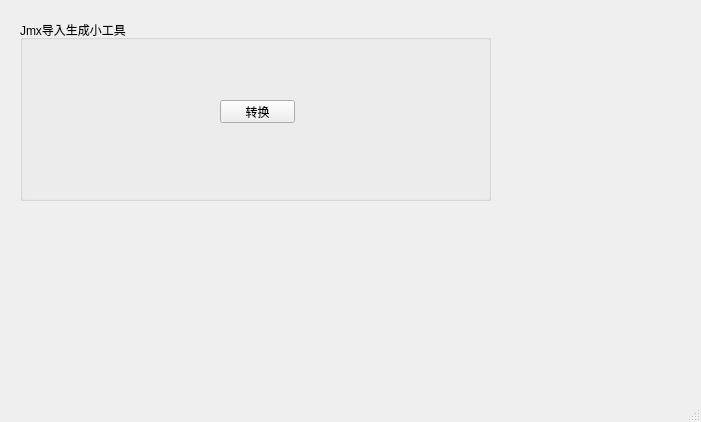
This is json2jmx/json2jmx.ui in chenpii/pyqt5-project as Qt 5 draws it before an edit. The edited form follows.
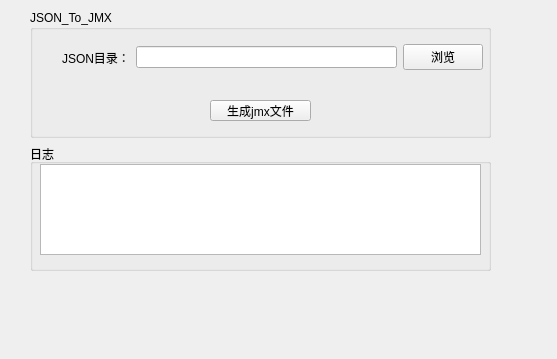
This is the edited form.

The edit to the form file:
```diff
--- a/json2jmx/json2jmx.ui
+++ b/json2jmx/json2jmx.ui
@@ -9,51 +9,113 @@
    <rect>
     <x>0</x>
     <y>0</y>
-    <width>701</width>
-    <height>422</height>
+    <width>557</width>
+    <height>359</height>
    </rect>
   </property>
-  <property name="minimumSize">
-   <size>
-    <width>701</width>
-    <height>422</height>
-   </size>
-  </property>
-  <property name="maximumSize">
-   <size>
-    <width>701</width>
-    <height>422</height>
-   </size>
-  </property>
   <property name="windowTitle">
    <string>Jmx导入生成小工具</string>
   </property>
   <widget class="QWidget" name="centralwidget">
-   <widget class="QGroupBox" name="groupBox">
+   <widget class="QWidget" name="layoutWidget">
     <property name="geometry">
      <rect>
-      <x>20</x>
-      <y>20</y>
-      <width>471</width>
-      <height>181</height>
+      <x>30</x>
+      <y>10</y>
+      <width>461</width>
+      <height>261</height>
      </rect>
     </property>
-    <property name="title">
-     <string>Jmx导入生成小工具</string>
-    </property>
-    <widget class="QPushButton" name="pushButton">
-     <property name="geometry">
-      <rect>
-       <x>200</x>
-       <y>80</y>
-       <width>75</width>
-       <height>23</height>
-      </rect>
-     </property>
-     <property name="text">
-      <string>转换</string>
-     </property>
-    </widget>
+    <layout class="QVBoxLayout" name="verticalLayout">
+     <item>
+      <widget class="QGroupBox" name="groupBox_2">
+       <property name="title">
+        <string>JSON_To_JMX</string>
+       </property>
+       <widget class="QPushButton" name="pushButton_json2jmx">
+        <property name="geometry">
+         <rect>
+          <x>180</x>
+          <y>90</y>
+          <width>101</width>
+          <height>21</height>
+         </rect>
+        </property>
+        <property name="text">
+         <string>生成jmx文件</string>
+        </property>
+       </widget>
+       <widget class="QWidget" name="layoutWidget">
+        <property name="geometry">
+         <rect>
+          <x>32</x>
+          <y>32</y>
+          <width>421</width>
+          <height>31</height>
+         </rect>
+        </property>
+        <layout class="QHBoxLayout" name="horizontalLayout">
+         <item>
+          <widget class="QLabel" name="label_file_path">
+           <property name="text">
+            <string>JSON目录：</string>
+           </property>
+          </widget>
+         </item>
+         <item>
+          <widget class="QLineEdit" name="lineEdit_file_path">
+           <property name="minimumSize">
+            <size>
+             <width>133</width>
+             <height>20</height>
+            </size>
+           </property>
+          </widget>
+         </item>
+         <item>
+          <widget class="QPushButton" name="pushButton_file_path">
+           <property name="text">
+            <string>浏览</string>
+           </property>
+          </widget>
+         </item>
+        </layout>
+       </widget>
+      </widget>
+     </item>
+     <item>
+      <widget class="QGroupBox" name="groupBox">
+       <property name="title">
+        <string>日志</string>
+       </property>
+       <widget class="QTextBrowser" name="textBrowser_logger">
+        <property name="geometry">
+         <rect>
+          <x>10</x>
+          <y>20</y>
+          <width>441</width>
+          <height>91</height>
+         </rect>
+        </property>
+        <property name="styleSheet">
+         <string notr="true">font: 9pt &quot;微软雅黑&quot;;</string>
+        </property>
+        <property name="tabChangesFocus">
+         <bool>false</bool>
+        </property>
+        <property name="undoRedoEnabled">
+         <bool>false</bool>
+        </property>
+        <property name="readOnly">
+         <bool>true</bool>
+        </property>
+        <property name="overwriteMode">
+         <bool>false</bool>
+        </property>
+       </widget>
+      </widget>
+     </item>
+    </layout>
    </widget>
   </widget>
   <widget class="QMenuBar" name="menubar">
@@ -66,7 +128,6 @@
     </rect>
    </property>
   </widget>
-  <widget class="QStatusBar" name="statusbar"/>
  </widget>
  <resources/>
  <connections/>
```
Left out of the diff: 4 changed lines with no effect on the pictures.
